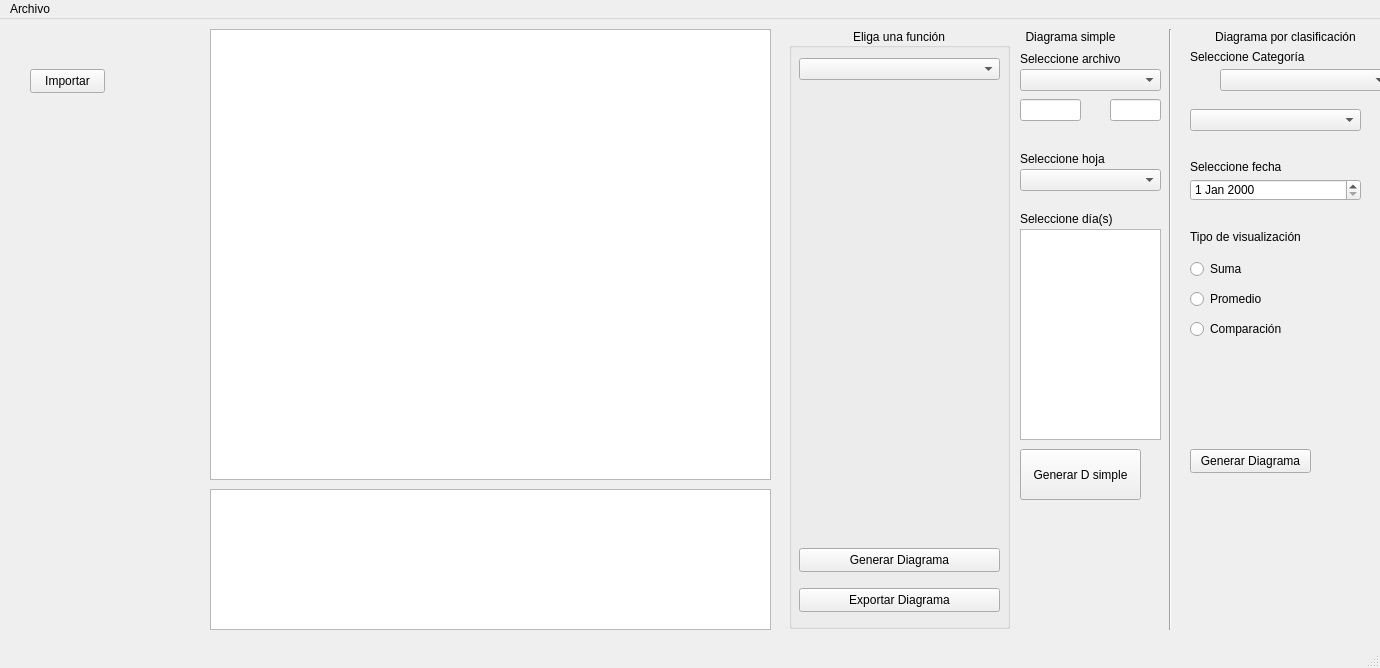
Old version of the form ppcc/mainwindow.ui in the repository ErnestoVivas/Multiconsult-ppcc.
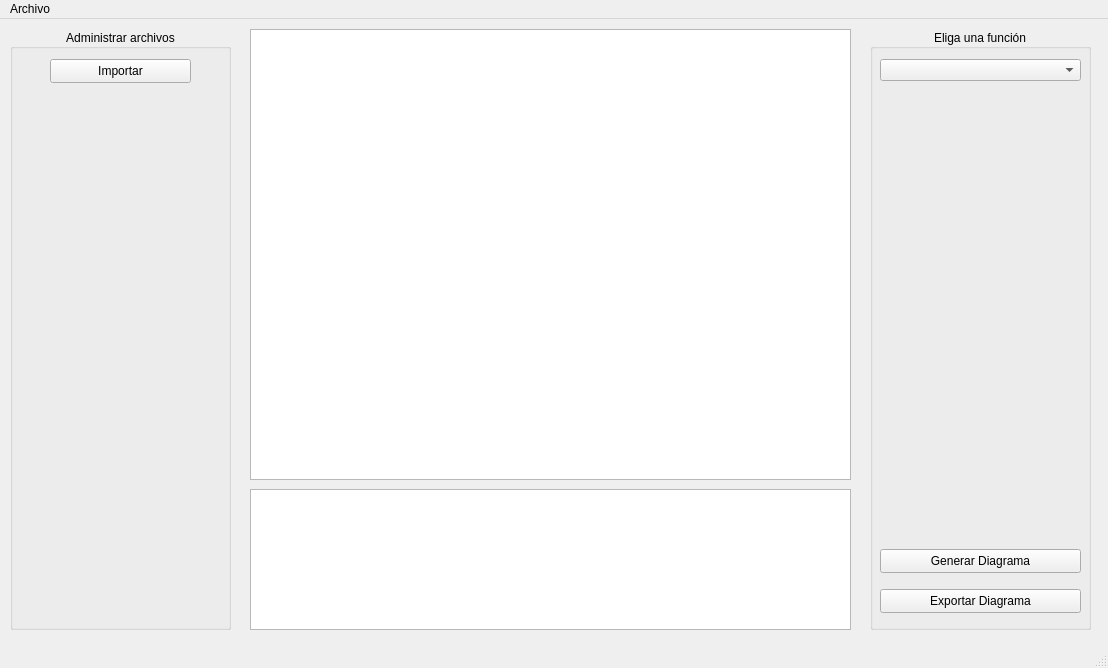
New version of the form. Custom widgets are drawn as their Qt base class.

```diff
--- a/ppcc/mainwindow.ui
+++ b/ppcc/mainwindow.ui
@@ -6,7 +6,7 @@
    <rect>
     <x>0</x>
     <y>0</y>
-    <width>1380</width>
+    <width>1108</width>
     <height>668</height>
    </rect>
   </property>
@@ -14,25 +14,12 @@
    <string>MainWindow</string>
   </property>
   <widget class="QWidget" name="centralwidget">
-   <widget class="QPushButton" name="buttonGenerateSimpleDiagram">
-    <property name="geometry">
-     <rect>
-      <x>1020</x>
-      <y>430</y>
-      <width>121</width>
-      <height>51</height>
-     </rect>
-    </property>
-    <property name="text">
-     <string>Generar D simple</string>
-    </property>
-   </widget>
    <widget class="QTextEdit" name="textEditDisplaySheet">
     <property name="geometry">
      <rect>
-      <x>210</x>
+      <x>250</x>
       <y>470</y>
-      <width>561</width>
+      <width>601</width>
       <height>141</height>
      </rect>
     </property>
@@ -40,289 +27,18 @@
    <widget class="QChartView" name="graphicsViewChart">
     <property name="geometry">
      <rect>
-      <x>210</x>
+      <x>250</x>
       <y>10</y>
-      <width>561</width>
+      <width>601</width>
       <height>451</height>
      </rect>
     </property>
    </widget>
-   <widget class="QPushButton" name="buttonImportDocuments">
-    <property name="geometry">
-     <rect>
-      <x>30</x>
-      <y>50</y>
-      <width>75</width>
-      <height>24</height>
-     </rect>
-    </property>
-    <property name="text">
-     <string>Importar</string>
-    </property>
-   </widget>
-   <widget class="QComboBox" name="comboBoxSelectDoc">
-    <property name="geometry">
-     <rect>
-      <x>1020</x>
-      <y>50</y>
-      <width>141</width>
-      <height>22</height>
-     </rect>
-    </property>
-   </widget>
-   <widget class="QListWidget" name="listWidgetDays">
-    <property name="geometry">
-     <rect>
-      <x>1020</x>
-      <y>210</y>
-      <width>141</width>
-      <height>211</height>
-     </rect>
-    </property>
-   </widget>
-   <widget class="QComboBox" name="comboBoxSelectSheet">
-    <property name="geometry">
-     <rect>
-      <x>1020</x>
-      <y>150</y>
-      <width>141</width>
-      <height>22</height>
-     </rect>
-    </property>
-   </widget>
-   <widget class="QLabel" name="label">
-    <property name="geometry">
-     <rect>
-      <x>1020</x>
-      <y>30</y>
-      <width>141</width>
-      <height>20</height>
-     </rect>
-    </property>
-    <property name="text">
-     <string>Seleccione archivo</string>
-    </property>
-   </widget>
-   <widget class="QLabel" name="label_2">
-    <property name="geometry">
-     <rect>
-      <x>1020</x>
-      <y>130</y>
-      <width>141</width>
-      <height>20</height>
-     </rect>
-    </property>
-    <property name="text">
-     <string>Seleccione hoja</string>
-    </property>
-   </widget>
-   <widget class="QLabel" name="label_3">
-    <property name="geometry">
-     <rect>
-      <x>1020</x>
-      <y>190</y>
-      <width>141</width>
-      <height>20</height>
-     </rect>
-    </property>
-    <property name="text">
-     <string>Seleccione día(s)</string>
-    </property>
-   </widget>
-   <widget class="Line" name="line">
-    <property name="geometry">
-     <rect>
-      <x>1160</x>
-      <y>10</y>
-      <width>21</width>
-      <height>601</height>
-     </rect>
-    </property>
-    <property name="orientation">
-     <enum>Qt::Vertical</enum>
-    </property>
-   </widget>
-   <widget class="QLabel" name="label_4">
-    <property name="geometry">
-     <rect>
-      <x>980</x>
-      <y>10</y>
-      <width>181</width>
-      <height>16</height>
-     </rect>
-    </property>
-    <property name="layoutDirection">
-     <enum>Qt::LeftToRight</enum>
-    </property>
-    <property name="text">
-     <string>Diagrama simple</string>
-    </property>
-    <property name="alignment">
-     <set>Qt::AlignCenter</set>
-    </property>
-   </widget>
-   <widget class="QLabel" name="label_5">
-    <property name="geometry">
-     <rect>
-      <x>1200</x>
-      <y>10</y>
-      <width>171</width>
-      <height>16</height>
-     </rect>
-    </property>
-    <property name="text">
-     <string>Diagrama por clasificación</string>
-    </property>
-    <property name="alignment">
-     <set>Qt::AlignCenter</set>
-    </property>
-   </widget>
-   <widget class="QLabel" name="label_6">
-    <property name="geometry">
-     <rect>
-      <x>1190</x>
-      <y>30</y>
-      <width>181</width>
-      <height>16</height>
-     </rect>
-    </property>
-    <property name="text">
-     <string>Seleccione Categoría</string>
-    </property>
-   </widget>
-   <widget class="QComboBox" name="comboBoxSelectSector">
-    <property name="geometry">
-     <rect>
-      <x>1220</x>
-      <y>50</y>
-      <width>171</width>
-      <height>22</height>
-     </rect>
-    </property>
-   </widget>
-   <widget class="QComboBox" name="comboBoxSelectSubCategory">
-    <property name="geometry">
-     <rect>
-      <x>1190</x>
-      <y>90</y>
-      <width>171</width>
-      <height>22</height>
-     </rect>
-    </property>
-   </widget>
-   <widget class="QDateEdit" name="dateEditSelectDate">
-    <property name="geometry">
-     <rect>
-      <x>1190</x>
-      <y>160</y>
-      <width>171</width>
-      <height>22</height>
-     </rect>
-    </property>
-   </widget>
-   <widget class="QLabel" name="label_7">
-    <property name="geometry">
-     <rect>
-      <x>1190</x>
-      <y>140</y>
-      <width>131</width>
-      <height>16</height>
-     </rect>
-    </property>
-    <property name="text">
-     <string>Seleccione fecha</string>
-    </property>
-   </widget>
-   <widget class="QLabel" name="label_8">
-    <property name="geometry">
-     <rect>
-      <x>1190</x>
-      <y>210</y>
-      <width>171</width>
-      <height>16</height>
-     </rect>
-    </property>
-    <property name="text">
-     <string>Tipo de visualización</string>
-    </property>
-   </widget>
-   <widget class="QRadioButton" name="radioButtonSum">
-    <property name="geometry">
-     <rect>
-      <x>1190</x>
-      <y>240</y>
-      <width>171</width>
-      <height>20</height>
-     </rect>
-    </property>
-    <property name="text">
-     <string>Suma</string>
-    </property>
-   </widget>
-   <widget class="QRadioButton" name="radioButtonAverage">
-    <property name="geometry">
-     <rect>
-      <x>1190</x>
-      <y>270</y>
-      <width>171</width>
-      <height>20</height>
-     </rect>
-    </property>
-    <property name="text">
-     <string>Promedio</string>
-    </property>
-   </widget>
-   <widget class="QRadioButton" name="radioButtonCompare">
-    <property name="geometry">
-     <rect>
-      <x>1190</x>
-      <y>300</y>
-      <width>171</width>
-      <height>20</height>
-     </rect>
-    </property>
-    <property name="text">
-     <string>Comparación</string>
-    </property>
-   </widget>
-   <widget class="QPushButton" name="buttonGenerateClassifiedDiagram">
-    <property name="geometry">
-     <rect>
-      <x>1190</x>
-      <y>430</y>
-      <width>121</width>
-      <height>24</height>
-     </rect>
-    </property>
-    <property name="text">
-     <string>Generar Diagrama</string>
-    </property>
-   </widget>
-   <widget class="QLineEdit" name="lineEditSector">
-    <property name="geometry">
-     <rect>
-      <x>1020</x>
-      <y>80</y>
-      <width>61</width>
-      <height>22</height>
-     </rect>
-    </property>
-   </widget>
-   <widget class="QLineEdit" name="lineEditSubCat">
-    <property name="geometry">
-     <rect>
-      <x>1110</x>
-      <y>80</y>
-      <width>51</width>
-      <height>22</height>
-     </rect>
-    </property>
-   </widget>
    <widget class="QGroupBox" name="groupBoxFunctions">
     <property name="geometry">
      <rect>
-      <x>789</x>
-      <y>9</y>
+      <x>870</x>
+      <y>10</y>
       <width>221</width>
       <height>601</height>
      </rect>
@@ -383,13 +99,42 @@
      </property>
     </widget>
    </widget>
+   <widget class="QGroupBox" name="groupBoxFiles">
+    <property name="geometry">
+     <rect>
+      <x>10</x>
+      <y>10</y>
+      <width>221</width>
+      <height>601</height>
+     </rect>
+    </property>
+    <property name="title">
+     <string>Administrar archivos</string>
+    </property>
+    <property name="alignment">
+     <set>Qt::AlignCenter</set>
+    </property>
+    <widget class="QPushButton" name="buttonImportDocuments">
+     <property name="geometry">
+      <rect>
+       <x>40</x>
+       <y>30</y>
+       <width>141</width>
+       <height>24</height>
+      </rect>
+     </property>
+     <property name="text">
+      <string>Importar</string>
+     </property>
+    </widget>
+   </widget>
   </widget>
   <widget class="QMenuBar" name="menubar">
    <property name="geometry">
     <rect>
      <x>0</x>
      <y>0</y>
-     <width>1380</width>
+     <width>1108</width>
      <height>22</height>
     </rect>
    </property>
```
